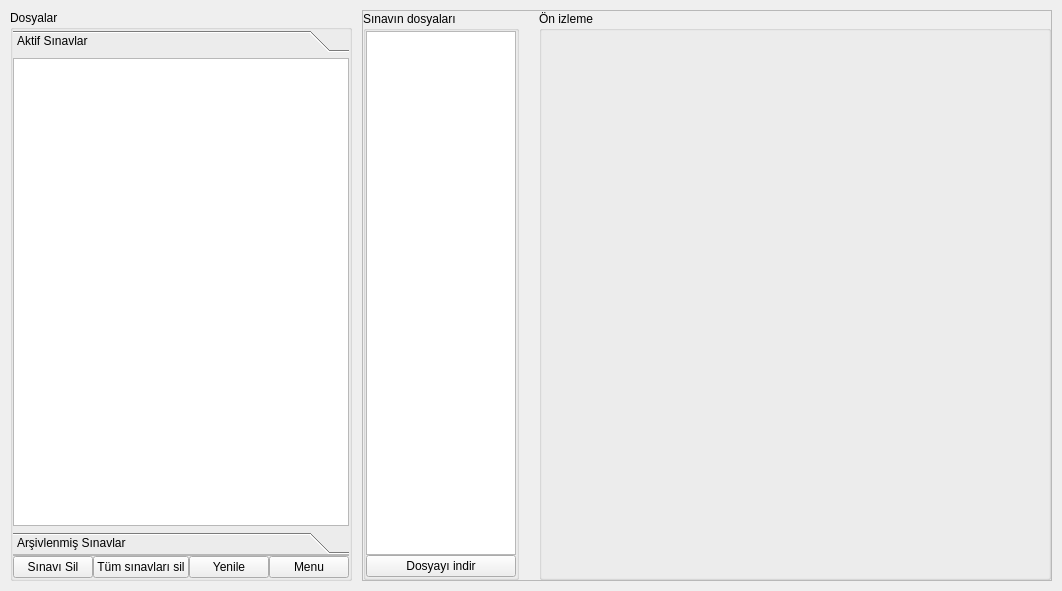
Old version of the form Forms/sinavlar_frame.ui in the repository yoseidonn/Kelebek-App.
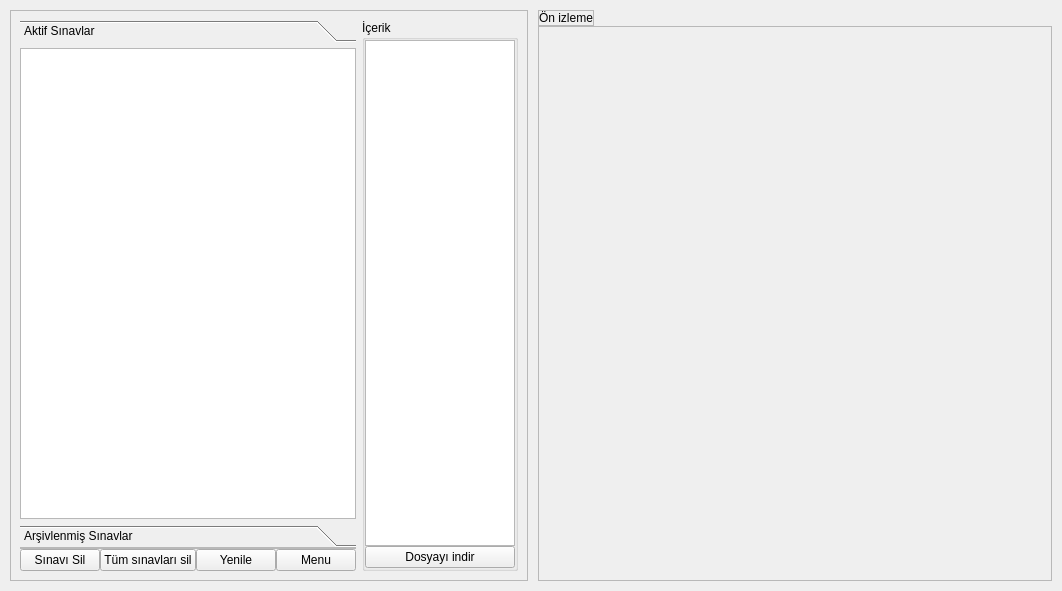
New version of the form.

```diff
--- a/Forms/sinavlar_frame.ui
+++ b/Forms/sinavlar_frame.ui
@@ -29,10 +29,28 @@
    <property name="bottomMargin">
     <number>10</number>
    </property>
-   <item alignment="Qt::AlignLeft">
-    <widget class="QGroupBox" name="leftGroupBox">
-     <property name="title">
-      <string>Dosyalar</string>
+   <item>
+    <widget class="QFrame" name="leftFrame">
+     <property name="sizePolicy">
+      <sizepolicy hsizetype="Minimum" vsizetype="Preferred">
+       <horstretch>0</horstretch>
+       <verstretch>0</verstretch>
+      </sizepolicy>
+     </property>
+     <property name="frameShape">
+      <enum>QFrame::StyledPanel</enum>
+     </property>
+     <property name="frameShadow">
+      <enum>QFrame::Raised</enum>
+     </property>
+     <layout class="QHBoxLayout" name="horizontalLayout_7">
+      <item>
+       <widget class="QFrame" name="leftofleftFrame">
+        <property name="sizePolicy">
+         <sizepolicy hsizetype="Fixed" vsizetype="Preferred">
+          <horstretch>0</horstretch>
+          <verstretch>0</verstretch>
+         </sizepolicy>
      </property>
      <layout class="QVBoxLayout" name="verticalLayout">
       <property name="spacing">
@@ -52,6 +70,12 @@
       </property>
       <item>
        <widget class="QToolBox" name="toolbox">
+           <property name="sizePolicy">
+            <sizepolicy hsizetype="Preferred" vsizetype="Preferred">
+             <horstretch>0</horstretch>
+             <verstretch>0</verstretch>
+            </sizepolicy>
+           </property>
         <property name="currentIndex">
          <number>0</number>
         </property>
@@ -61,7 +85,7 @@
            <x>0</x>
            <y>0</y>
            <width>375</width>
-           <height>454</height>
+              <height>460</height>
           </rect>
          </property>
          <attribute name="label">
@@ -198,39 +222,15 @@
     </widget>
    </item>
    <item>
-    <widget class="QFrame" name="rightFrame">
-     <property name="sizePolicy">
-      <sizepolicy hsizetype="Expanding" vsizetype="Preferred">
-       <horstretch>0</horstretch>
-       <verstretch>0</verstretch>
-      </sizepolicy>
-     </property>
-     <property name="frameShape">
-      <enum>QFrame::StyledPanel</enum>
-     </property>
-     <property name="frameShadow">
-      <enum>QFrame::Raised</enum>
-     </property>
-     <layout class="QHBoxLayout" name="horizontalLayout_2">
-      <property name="spacing">
-       <number>20</number>
-      </property>
-      <property name="leftMargin">
-       <number>0</number>
-      </property>
-      <property name="topMargin">
-       <number>0</number>
-      </property>
-      <property name="rightMargin">
-       <number>0</number>
-      </property>
-      <property name="bottomMargin">
-       <number>0</number>
-      </property>
-      <item alignment="Qt::AlignLeft">
        <widget class="QGroupBox" name="filesGroupBox">
+        <property name="sizePolicy">
+         <sizepolicy hsizetype="Fixed" vsizetype="Preferred">
+          <horstretch>0</horstretch>
+          <verstretch>0</verstretch>
+         </sizepolicy>
+        </property>
         <property name="title">
-         <string>Sınavın dosyaları</string>
+         <string>İçerik</string>
         </property>
         <layout class="QVBoxLayout" name="verticalLayout_2">
          <property name="spacing">
@@ -271,18 +271,82 @@
         </layout>
        </widget>
       </item>
+     </layout>
+    </widget>
+   </item>
       <item>
-       <widget class="QGroupBox" name="displayGroupBox">
+    <widget class="QFrame" name="rightFrame">
         <property name="sizePolicy">
          <sizepolicy hsizetype="Expanding" vsizetype="Preferred">
           <horstretch>0</horstretch>
           <verstretch>0</verstretch>
          </sizepolicy>
         </property>
-        <property name="title">
-         <string>Ön izleme</string>
+     <layout class="QVBoxLayout" name="verticalLayout_3">
+      <property name="spacing">
+       <number>0</number>
+      </property>
+      <property name="leftMargin">
+       <number>0</number>
+      </property>
+      <property name="topMargin">
+       <number>0</number>
+      </property>
+      <property name="rightMargin">
+       <number>0</number>
+      </property>
+      <property name="bottomMargin">
+       <number>0</number>
+      </property>
+      <item alignment="Qt::AlignLeft|Qt::AlignTop">
+       <widget class="QFrame" name="labelFrame">
+        <property name="frameShape">
+         <enum>QFrame::StyledPanel</enum>
+        </property>
+        <property name="frameShadow">
+         <enum>QFrame::Raised</enum>
         </property>
         <layout class="QHBoxLayout" name="horizontalLayout_6">
+         <property name="spacing">
+          <number>0</number>
+         </property>
+         <property name="leftMargin">
+          <number>0</number>
+         </property>
+         <property name="topMargin">
+          <number>0</number>
+         </property>
+         <property name="rightMargin">
+          <number>0</number>
+         </property>
+         <property name="bottomMargin">
+          <number>0</number>
+         </property>
+         <item alignment="Qt::AlignLeft">
+          <widget class="QLabel" name="displayTitle">
+           <property name="text">
+            <string>Ön izleme</string>
+           </property>
+          </widget>
+         </item>
+        </layout>
+       </widget>
+      </item>
+      <item>
+       <widget class="QFrame" name="displayFrame">
+        <property name="sizePolicy">
+         <sizepolicy hsizetype="Preferred" vsizetype="Expanding">
+          <horstretch>0</horstretch>
+          <verstretch>0</verstretch>
+         </sizepolicy>
+        </property>
+        <property name="frameShape">
+         <enum>QFrame::StyledPanel</enum>
+        </property>
+        <property name="frameShadow">
+         <enum>QFrame::Raised</enum>
+        </property>
+        <layout class="QVBoxLayout" name="verticalLayout_4">
          <property name="spacing">
           <number>0</number>
          </property>
```
Left out of the diff: 4 changed lines with no effect on the pictures. Lines whose indentation alone changed are shown as unchanged.
